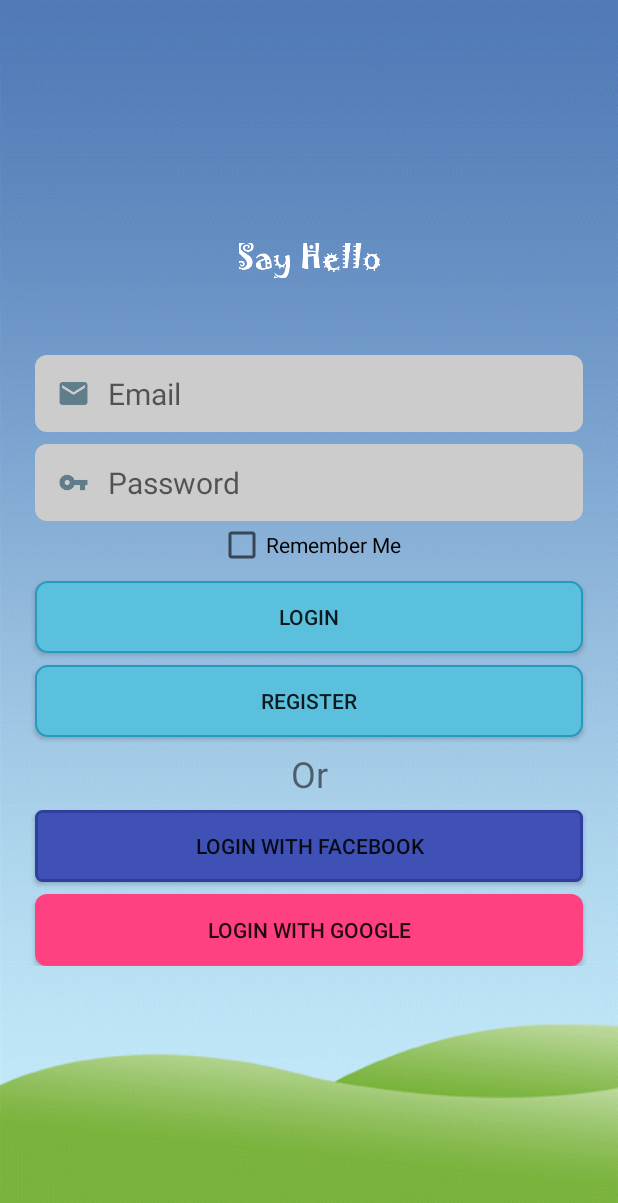
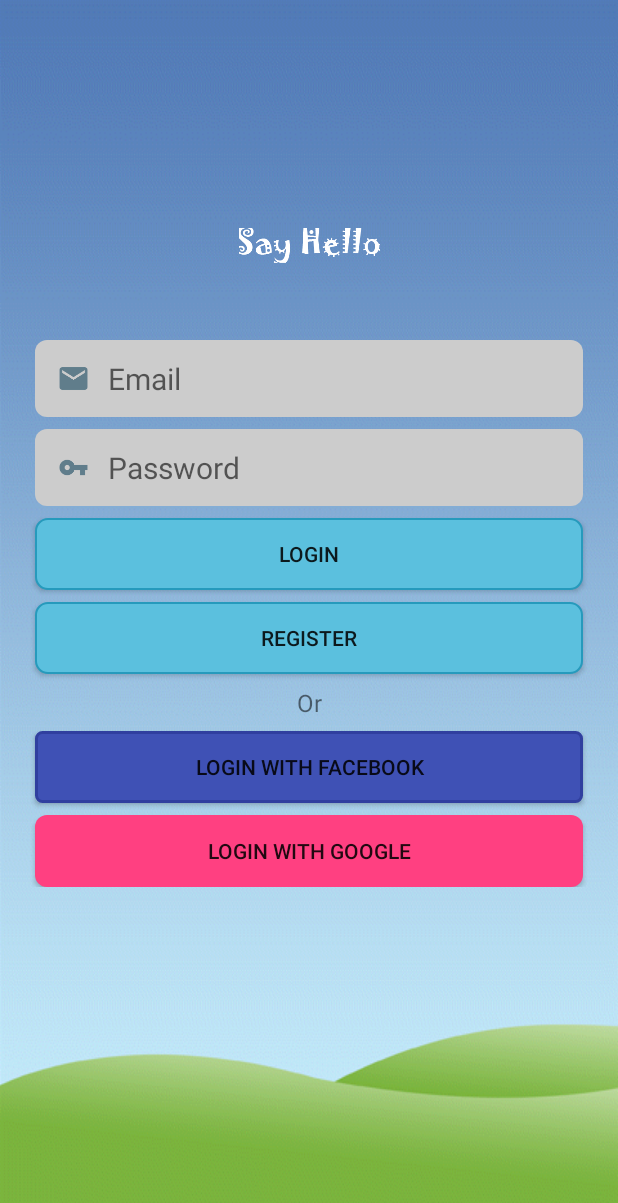
Before and after one commit to yonchando/SayHello, an Android app: the screen it shows after launch (LoginActivity), on a phone screen of 412 x 824 dp. Shown: the top 1203 px of the screen. Run offline under Robolectric (Android 15) with nearby library versions, the phone set to English and light mode, and no system bars; our stand-ins replace Firebase (no records; nobody signed in at launch, a user with empty details on screens opened directly); libraries missing offline, so code that uses them is left out: com.facebook, com.facebook.login; 2 statements that could not run were skipped.

Commit message:
login fix

```diff
--- a/app/src/main/java/com/rupp/yonchando/sayhello/LoginActivity.java
+++ b/app/src/main/java/com/rupp/yonchando/sayhello/LoginActivity.java
@@ -8,6 +8,7 @@
 import android.util.Log;
 import android.view.View;
 import android.widget.Button;
+import android.widget.CheckBox;
 import android.widget.EditText;
 import android.widget.Toast;
 
@@ -43,6 +44,7 @@
     private Button buttonRegister;
     private EditText editTextEmail;
     private EditText editTextPassword;
+    private CheckBox checkBoxRememberMe;
     private FirebaseAuth firebaseAuth;
     private ProgressDialog progressDialog;
     private CallbackManager callbackManager;
@@ -59,6 +61,7 @@
         buttonRegister = findViewById(R.id.buttonRegister);
         editTextEmail = findViewById(R.id.editTextEmail);
         editTextPassword = findViewById(R.id.editTextPassword);
+//        checkBoxRememberMe = findViewById(R.id.checkBoxRemember);
         progressDialog = new ProgressDialog(this);
 
         firebaseAuth = FirebaseAuth.getInstance();
--- a/app/src/main/res/layout/activity_login.xml
+++ b/app/src/main/res/layout/activity_login.xml
@@ -68,16 +68,16 @@
                 app:layout_constraintStart_toStartOf="parent"
                 app:layout_constraintTop_toBottomOf="@+id/editTextEmail" />
 
-            <CheckBox
-                android:id="@+id/checkBoxRemember"
-                android:layout_width="wrap_content"
-                android:layout_height="wrap_content"
-                android:layout_marginEnd="8dp"
-                android:layout_marginStart="8dp"
-                android:text="@string/remember_me"
-                app:layout_constraintEnd_toEndOf="parent"
-                app:layout_constraintStart_toStartOf="parent"
-                app:layout_constraintTop_toBottomOf="@+id/editTextPassword" />
+            <!--<CheckBox-->
+                <!--android:id="@+id/checkBoxRemember"-->
+                <!--android:layout_width="wrap_content"-->
+                <!--android:layout_height="wrap_content"-->
+                <!--android:layout_marginEnd="8dp"-->
+                <!--android:layout_marginStart="8dp"-->
+                <!--android:text="@string/remember_me"-->
+                <!--app:layout_constraintEnd_toEndOf="parent"-->
+                <!--app:layout_constraintStart_toStartOf="parent"-->
+                <!--app:layout_constraintTop_toBottomOf="@+id/editTextPassword" />-->
 
             <Button
                 android:id="@+id/buttonLogin"
@@ -90,7 +90,7 @@
                 android:text="@string/btn_login"
                 app:layout_constraintEnd_toEndOf="parent"
                 app:layout_constraintStart_toStartOf="parent"
-                app:layout_constraintTop_toBottomOf="@+id/checkBoxRemember" />
+                app:layout_constraintTop_toBottomOf="@+id/editTextPassword" />
 
             <Button
                 android:id="@+id/buttonRegister"
@@ -113,7 +113,7 @@
                 android:layout_marginStart="8dp"
                 android:layout_marginTop="8dp"
                 android:text="@string/or"
-                android:textSize="24sp"
+                android:textSize="16sp"
                 app:layout_constraintEnd_toEndOf="parent"
                 app:layout_constraintStart_toStartOf="parent"
                 app:layout_constraintTop_toBottomOf="@+id/buttonRegister" />
```
